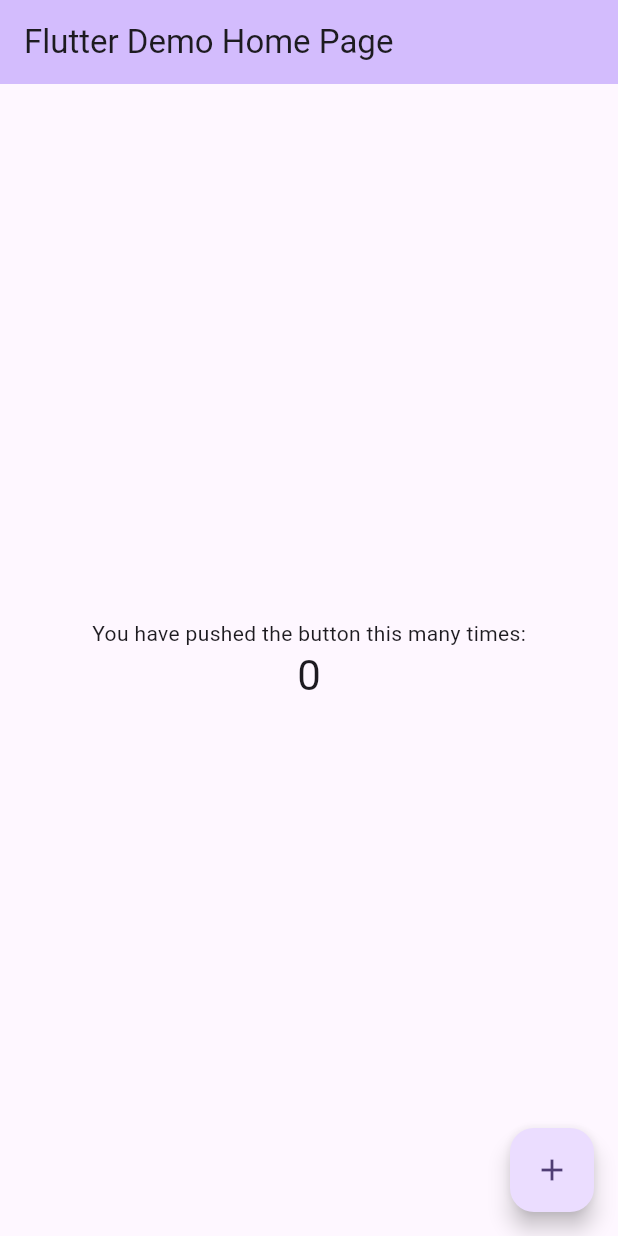
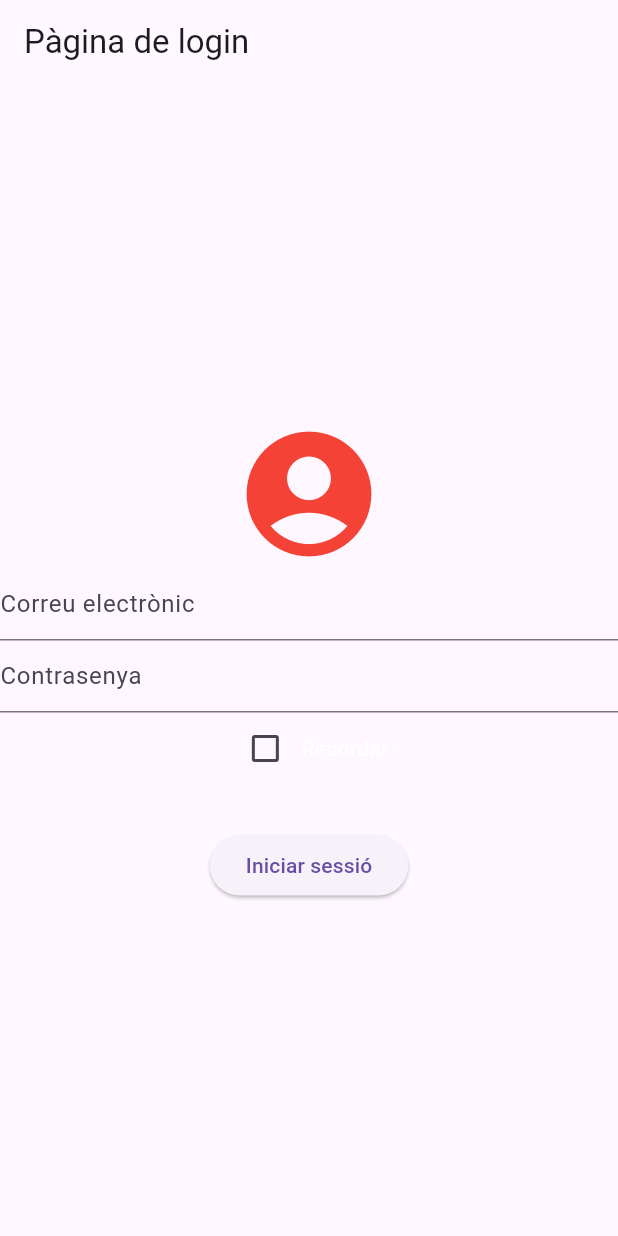
Before and after one commit to Raullam/examen_final_lama, a Flutter app: the screen it shows after launch, on a phone screen of 412 x 824 dp. Run offline on Flutter 3.47's test engine with Material 3 defaults, Android fonts, the phone set to English and light mode, and no system bars; our stand-ins replace shared_preferences.

Commit message:
segon commit examen

```diff
--- a/lib/main.dart
+++ b/lib/main.dart
@@ -1,125 +1,37 @@
 import 'package:flutter/material.dart';
+import 'package:provider/provider.dart';
+import 'providers/usuari_provider.dart';
+import 'screens/login_screens.dart';
+// Autor : Raül Lama Martorell
 
-void main() {
-  runApp(const MyApp());
+// Aqui inicialitzem tota l'aplicació
+
+// Inicialitzem els Widgets i SharedPreferences
+// Inicialitzem els providers
+// Inicialitzem el tema i la pàgina d'inici en aquest mateix ordre.
+
+void main() async {
+  WidgetsFlutterBinding.ensureInitialized(); // Inicialitzem els Widgets
+  runApp(MultiProvider(
+    providers: [
+      // Inicialitzem els providers
+
+      ChangeNotifierProvider(create: (context) => UsuarisAppProvider()),
+    ],
+    child: MyApp(),
+  ));
 }
 
 class MyApp extends StatelessWidget {
-  const MyApp({super.key});
-
-  // This widget is the root of your application.
   @override
   Widget build(BuildContext context) {
     return MaterialApp(
-      title: 'Flutter Demo',
+      debugShowCheckedModeBanner: false,
+      title: 'Exemen',
       theme: ThemeData(
-        // This is the theme of your application.
-        //
-        // TRY THIS: Try running your application with "flutter run". You'll see
-        // the application has a purple toolbar. Then, without quitting the app,
-        // try changing the seedColor in the colorScheme below to Colors.green
-        // and then invoke "hot reload" (save your changes or press the "hot
-        // reload" button in a Flutter-supported IDE, or press "r" if you used
-        // the command line to start the app).
-        //
-        // Notice that the counter didn't reset back to zero; the application
-        // state is not lost during the reload. To reset the state, use hot
-        // restart instead.
-        //
-        // This works for code too, not just values: Most code changes can be
-        // tested with just a hot reload.
-        colorScheme: ColorScheme.fromSeed(seedColor: Colors.deepPurple),
-        useMaterial3: true,
+        primarySwatch: Colors.blue,
       ),
-      home: const MyHomePage(title: 'Flutter Demo Home Page'),
+      home: LoginPage(), // Página d'inici
     );
   }
 }
-
-class MyHomePage extends StatefulWidget {
-  const MyHomePage({super.key, required this.title});
-
-  // This widget is the home page of your application. It is stateful, meaning
-  // that it has a State object (defined below) that contains fields that affect
-  // how it looks.
-
-  // This class is the configuration for the state. It holds the values (in this
-  // case the title) provided by the parent (in this case the App widget) and
-  // used by the build method of the State. Fields in a Widget subclass are
-  // always marked "final".
-
-  final String title;
-
-  @override
-  State<MyHomePage> createState() => _MyHomePageState();
-}
-
-class _MyHomePageState extends State<MyHomePage> {
-  int _counter = 0;
-
-  void _incrementCounter() {
-    setState(() {
-      // This call to setState tells the Flutter framework that something has
-      // changed in this State, which causes it to rerun the build method below
-      // so that the display can reflect the updated values. If we changed
-      // _counter without calling setState(), then the build method would not be
-      // called again, and so nothing would appear to happen.
-      _counter++;
-    });
-  }
-
-  @override
-  Widget build(BuildContext context) {
-    // This method is rerun every time setState is called, for instance as done
-    // by the _incrementCounter method above.
-    //
-    // The Flutter framework has been optimized to make rerunning build methods
-    // fast, so that you can just rebuild anything that needs updating rather
-    // than having to individually change instances of widgets.
-    return Scaffold(
-      appBar: AppBar(
-        // TRY THIS: Try changing the color here to a specific color (to
-        // Colors.amber, perhaps?) and trigger a hot reload to see the AppBar
-        // change color while the other colors stay the same.
-        backgroundColor: Theme.of(context).colorScheme.inversePrimary,
-        // Here we take the value from the MyHomePage object that was created by
-        // the App.build method, and use it to set our appbar title.
-        title: Text(widget.title),
-      ),
-      body: Center(
-        // Center is a layout widget. It takes a single child and positions it
-        // in the middle of the parent.
-        child: Column(
-          // Column is also a layout widget. It takes a list of children and
-          // arranges them vertically. By default, it sizes itself to fit its
-          // children horizontally, and tries to be as tall as its parent.
-          //
-          // Column has various properties to control how it sizes itself and
-          // how it positions its children. Here we use mainAxisAlignment to
-          // center the children vertically; the main axis here is the vertical
-          // axis because Columns are vertical (the cross axis would be
-          // horizontal).
-          //
-          // TRY THIS: Invoke "debug painting" (choose the "Toggle Debug Paint"
-          // action in the IDE, or press "p" in the console), to see the
-          // wireframe for each widget.
-          mainAxisAlignment: MainAxisAlignment.center,
-          children: <Widget>[
-            const Text(
-              'You have pushed the button this many times:',
-            ),
-            Text(
-              '$_counter',
-              style: Theme.of(context).textTheme.headlineMedium,
-            ),
-          ],
-        ),
-      ),
-      floatingActionButton: FloatingActionButton(
-        onPressed: _incrementCounter,
-        tooltip: 'Increment',
-        child: const Icon(Icons.add),
-      ), // This trailing comma makes auto-formatting nicer for build methods.
-    );
-  }
-}
--- a/lib/models/usuari.dart
+++ b/lib/models/usuari.dart
@@ -0,0 +1,44 @@
+// Autor : Raül Lama Martorell
+
+// Aquesta classe defineix el model dels usuaris de l'aplicació
+class UsuariApp {
+  String _email;
+  String _contrasenya1;
+
+// Constructor
+  UsuariApp({required String email, required String contrasenya1})
+      : _email = email,
+        _contrasenya1 = contrasenya1;
+
+  // getters
+  String get email => _email;
+  String get contrasenya1 => _contrasenya1;
+
+  // setters
+  set setEmail(String email) => _email = email;
+  set setContrasenya1(String contrasenya1) => _contrasenya1 = contrasenya1;
+
+  // Mètode per a convertir un objecte UsuariApp a un Map
+
+  factory UsuariApp.fromJson(Map<dynamic, dynamic> json) {
+    return UsuariApp(
+      email: json['email'],
+      contrasenya1: json['contrasenya1'],
+    );
+  }
+
+  // Mètode per a convertir un Map a un objecte UsuariApp no l'utilitzem
+  // to json
+  Map<String, dynamic> toJson() {
+    return {
+      'email': _email,
+      'contrasenya1': _contrasenya1,
+    };
+  }
+
+  // Aixo no se que fa 😂 jaja 🤪
+  @override
+  String toString() {
+    return 'UsuariApp{ email: $_email, contrasenya1: $_contrasenya1}';
+  }
+}
--- /dev/null
+++ b/lib/preferencies/preferencies.dart
@@ -0,0 +1,44 @@
+import 'package:shared_preferences/shared_preferences.dart';
+// Autor : Raül Lama Martorell
+
+/// Aquesta classe gestiona les preferències de l'usuari utilitzant SharedPreferences.
+/// Permet guardar i recuperar el correu electrònic, la contrasenya i l'estat del mode fosc.
+/// També permet netejar les preferències guardades.
+
+class Preferencies {
+  static late SharedPreferences _prefs;
+
+  static String _correu = '';
+  static String _contrasenya = '';
+
+  // Inicialitza SharedPreferences
+  static Future init() async {
+    _prefs = await SharedPreferences.getInstance();
+  }
+
+  // Getter i Setter per al correu electrònic
+  static String get correu {
+    return _prefs.getString('correu') ?? _correu;
+  }
+
+  static set correu(String value) {
+    _correu = value;
+    _prefs.setString('correu', value);
+  }
+
+  // Getter i Setter per a la contrasenya
+  static String get contrasenya {
+    return _prefs.getString('contrasenya') ?? _contrasenya;
+  }
+
+  static set contrasenya(String value) {
+    _contrasenya = value;
+    _prefs.setString('contrasenya', value);
+  }
+
+  // Mètode per netejar les preferències (esborrar correu i contrasenya)
+  static Future<void> clear() async {
+    await _prefs.remove('correu');
+    await _prefs.remove('contrasenya');
+  }
+}
--- /dev/null
+++ b/lib/providers/usuari_provider.dart
@@ -0,0 +1,27 @@
+import 'package:flutter/material.dart';
+
+import '../models/usuari.dart';
+
+class UsuarisAppProvider extends ChangeNotifier {
+  List<UsuariApp> _usuarisApp = [];
+  UsuariApp? _usuariActual =
+      UsuariApp(email: 'raul@gmail.com', contrasenya1: "123456");
+
+  // Constructor
+  UsuarisAppProvider() {
+    _usuarisApp.add(_usuariActual!);
+  }
+
+  // Getters
+  List<UsuariApp> get usuarisApp => _usuarisApp;
+  // Setters
+  set usuarisApp(List<UsuariApp> usuarisApp) {
+    _usuarisApp = usuarisApp;
+    notifyListeners();
+  }
+
+  void carregarUsuaris() {
+    //
+    notifyListeners();
+  }
+}
--- /dev/null
+++ b/lib/screens/login_screens.dart
@@ -0,0 +1,211 @@
+import 'package:flutter/material.dart';
+
+import 'package:provider/provider.dart';
+import '../models/usuari.dart';
+import '../preferencies/preferencies.dart';
+import '../providers/usuari_provider.dart';
+import 'home_screen.dart';
+// Autor : Raül Lama Martorell
+
+// Aquesta és la pàgina de login de l'aplicació
+// Aquesta pàgina permet als usuaris iniciar sessió amb les seves credencials
+class LoginPage extends StatefulWidget {
+  const LoginPage({super.key});
+
+  @override
+  State<LoginPage> createState() => _LoginPageState();
+}
+
+class _LoginPageState extends State<LoginPage> {
+  // Controladors per als camps de text del correu electrònic i la contrasenya
+  late final TextEditingController _correuController = TextEditingController();
+  late final TextEditingController _contrasenyaController =
+      TextEditingController();
+  bool _recordarCredencials = false;
+  late UsuariApp usuri1;
+
+// Aquesta funció s'executa al iniciar la pàgina i fa executar _carregarCredencials
+  @override
+  void initState() {
+    super.initState();
+    _carregarCredencials();
+  }
+
+// Aquesta funció s'executa al iniciar gracies al initState carregarem les credencials guardades a Preferencies i les mostram als camps de text.
+// Si no hi ha cap credencial guardada, els camps de text estaran buits i recordar credencials estara sera false
+//
+  _carregarCredencials() async {
+    setState(() {
+      _correuController.text = Preferencies.correu;
+      _contrasenyaController.text = Preferencies.contrasenya;
+      // Si hi ha credencials guardades, el checkbox "Recordar" estarà marcat
+      _recordarCredencials =
+          Preferencies.correu.isNotEmpty && Preferencies.contrasenya.isNotEmpty;
+      if (_recordarCredencials) {
+        if (_recordarCredencials) {
+          usuri1 = UsuariApp(
+            email: Preferencies.correu,
+            contrasenya1: Preferencies.contrasenya,
+          );
+          Navigator.push(
+            context,
+            MaterialPageRoute(
+              builder: (context) => HomePage(usuari: usuri1),
+            ),
+          );
+        }
+      }
+    });
+  }
+
+// Aquesta funcio s per alliberar memòria quan ja no s'utilitzen els controllers
+// Dispose es crida quan es treu la pàgina de la pila de navegació.
+// per exemple quan es tanca la pàgina pero no l'utilitzare ja que al retornar a la pagina pot donar error, podriem solventar-ho tancant la pagina i obrintla de nou enlloc de retornar
+  @override
+  void dispose() {
+    _correuController.dispose();
+    _contrasenyaController.dispose();
+    super.dispose();
+  }
+
+  void _guardarCredencials() async {
+    Preferencies.correu = _correuController.text;
+    Preferencies.contrasenya = _contrasenyaController.text;
+  }
+  // Aquesta funció comprova si el correu i contrasenya coincidixen amb algun usuari ja registrat al provider de usuarisAppProvider
+  // si coincideixen vol dir que hi ha un usuari registrat i navega a la pàgina Home pasant aquest usuari
+  // Si les credencials no són correctes, mostra un SnackBar.
+  // I si el checkbox "Recordar" està marcat, les credencials es guardaran de nou a Preferencies.
+
+  void _iniciarSessio() async {
+    if (_recordarCredencials) {
+      _guardarCredencials();
+    } else {
+      await Preferencies
+          .clear(); // 🧹 Borrem les credencials si "Recordar" no esta actiu osiga false
+    }
+
+    final usuarisAppProvider =
+        Provider.of<UsuarisAppProvider>(context, listen: false);
+    // Descomentar aixo si tens una base de dades anomenada examenpmm amb una taula usuaris com la que he proporcionat a la carpeta bd i al port 3000
+    // amb un usuari amb drets de lectura anomenat test i contrasenya test
+
+    // await DatabaseService().connect(); // Conectar a la BD antes de consultar
+
+    final usuari = usuarisAppProvider.usuarisApp.firstWhere(
+        (usuari) =>
+            usuari.email == _correuController.text &&
+            usuari.contrasenya1 == _contrasenyaController.text,
+        orElse: () => UsuariApp(email: '', contrasenya1: ''));
+    if (usuari.email.isNotEmpty) {
+      // Navegar a la pàgina Home pasant l'usuari que coincideix amb les credencials de correu electrònic i contrasenya
+      Navigator.push(
+        context,
+        MaterialPageRoute(
+          builder: (context) => HomePage(usuari: usuari),
+        ),
+      );
+      // dispose(); // 📌 Per alliberar memòria quan ja no s'utilitzen els controllers
+    } else {
+      // Mostrar un SnackBar si el usuari no existeix
+      // ⚠️ Important si refrescam l'app les credencials es guardaran pero t'hauras de registrar de nou ⚠️
+      ScaffoldMessenger.of(context).showSnackBar(
+        SnackBar(
+            content: Text(
+                'Usuari o contrasenya incorrectes, registrat de nou si tenies les credencials guardades')),
+      );
+    }
+  }
+
+  @override
+  Widget build(BuildContext context) {
+    // final themeProvider = Provider.of<ThemeProvider>(context);
+
+    return Scaffold(
+      appBar: AppBar(
+        title: Text('Pàgina de login'),
+      ),
+      body: Center(
+        child: Column(
+          mainAxisAlignment: MainAxisAlignment.center,
+          children: [
+            // icona per fer guapo
+            Icon(Icons.account_circle, color: Colors.red, size: 100),
+            // TextFields per a introduir les credencials de l'usuari
+            TextField(
+              controller: _correuController,
+              style: TextStyle(color: Colors.white),
+              decoration: InputDecoration(hintText: 'Correu electrònic'),
+            ),
+            TextField(
+              controller: _contrasenyaController,
+              style: TextStyle(color: Colors.white),
+              obscureText: true,
+              decoration: InputDecoration(hintText: 'Contrasenya'),
+            ),
+            //
+            Row(
+              mainAxisAlignment: MainAxisAlignment.center,
+              children: [
+                // Aquest checkbox permet recordar les credencials de l'usuari per a que no hagi de tornar a escriure-les cada vegada que obri l'aplicació
+                // Si el checkbox està marcat, les credencials es guardaran a Preferencies i es carregaran al iniciar la pàgina de login la propera vegada.
+                // Si el checkbox no està marcat, les credencials es netejaran de Preferencies.
+                // Això ho fem cridant el mètode clear de Preferencies.
+                Checkbox(
+                  value: _recordarCredencials,
+                  onChanged: (bool? newValue) {
+                    setState(() {
+                      _recordarCredencials = newValue ?? false;
+                      if (!_recordarCredencials) {
+                        Preferencies
+                            .clear(); // Netejem les credencials si es desmarca "Recordar"
+                      } else {
+                        _guardarCredencials();
+                      }
+                    });
+                  },
+                ),
+                Text(
+                  'Recordar',
+                  style: TextStyle(color: Colors.white),
+                ),
+              ],
+            ),
+            SizedBox(height: 30),
+            // Switch per canviar entre mode clar i fosc de l'aplicació en temps real sense haver de reiniciar l'aplicació per veure els canvis.
+            // Si el Switch està activat, el tema de l'aplicació canviarà a fosc i es guardarà l'estat del tema a Preferencies.
+            // Si el Switch està desactivat, el tema de l'aplicació canviarà a clar i es guardarà l'estat del tema a Preferencies.
+            // Això ho fem cridant el mètode setDarkMode o setLightMode del provider ThemeProvier i cridant el mètode isDarkMode de Preferencies
+            //per guardar l'estat del tema i finalment cridant el mètode notifyListeners() per notificar als widgets que depenen d'aquesta classe
+            //que el tema ha canviat.
+
+            // SwitchListTile(
+            //     value: Preferencies.isDarkMode,
+            //     title: const Text('Dark Mode'),
+            //     onChanged: (value) {
+            //       Preferencies.isDarkMode = value;
+            //       if (value) {
+            //         themeProvider.setDarkMode();
+            //       } else {
+            //         themeProvider.setLightMode();
+            //       }
+            //     }),
+
+            // Botons per a iniciar sessió o registrar-se
+            ElevatedButton(
+              onPressed: _iniciarSessio,
+              child: Text('Iniciar sessió'),
+            ),
+            // ElevatedButton(
+            //   onPressed: () {
+            //     Navigator.push(context,
+            //         MaterialPageRoute(builder: (context) => Register()));
+            //   },
+            //   child: Text('Registrar-se'),
+            // ),
+          ],
+        ),
+      ),
+    );
+  }
+}
```
Also changed, not shown: lib/screens/home_screen.dart (added, +33 -0 lines).
